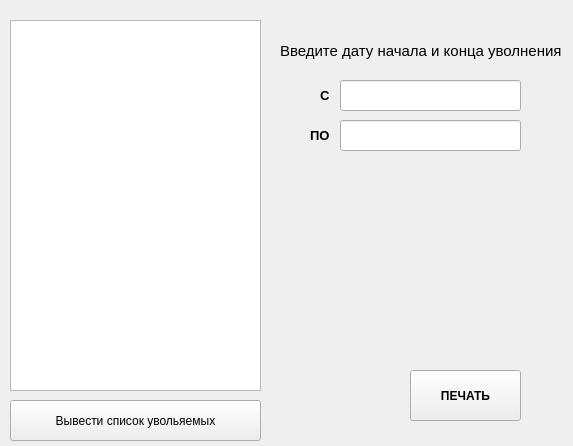
Qt form dialog.ui (dhdbd3uwh/information_technology) before a commit.
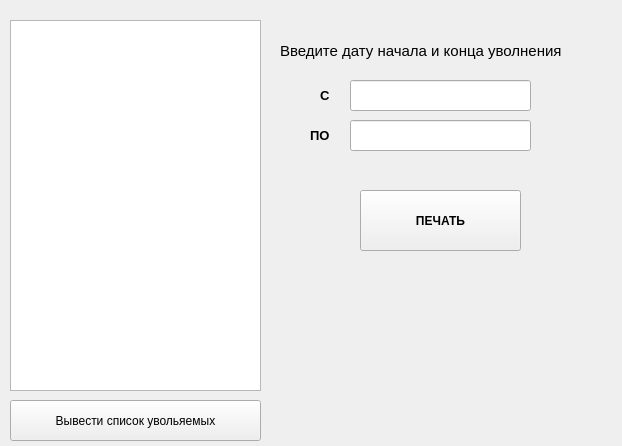
The same form after that commit.

Patch:
```diff
--- a/dialog.ui
+++ b/dialog.ui
@@ -6,10 +6,34 @@
    <rect>
     <x>0</x>
     <y>0</y>
-    <width>573</width>
+    <width>622</width>
     <height>446</height>
    </rect>
   </property>
+  <property name="sizePolicy">
+   <sizepolicy hsizetype="Maximum" vsizetype="Maximum">
+    <horstretch>0</horstretch>
+    <verstretch>0</verstretch>
+   </sizepolicy>
+  </property>
+  <property name="minimumSize">
+   <size>
+    <width>622</width>
+    <height>446</height>
+   </size>
+  </property>
+  <property name="maximumSize">
+   <size>
+    <width>622</width>
+    <height>446</height>
+   </size>
+  </property>
+  <property name="baseSize">
+   <size>
+    <width>622</width>
+    <height>446</height>
+   </size>
+  </property>
   <property name="windowTitle">
    <string>Печать</string>
   </property>
@@ -48,10 +72,10 @@
   <widget class="QPushButton" name="ButtonPrint">
    <property name="geometry">
     <rect>
-     <x>410</x>
-     <y>370</y>
-     <width>111</width>
-     <height>51</height>
+     <x>360</x>
+     <y>190</y>
+     <width>161</width>
+     <height>61</height>
     </rect>
    </property>
    <property name="font">
@@ -73,7 +97,7 @@
     <rect>
      <x>280</x>
      <y>30</y>
-     <width>281</width>
+     <width>341</width>
      <height>41</height>
     </rect>
    </property>
@@ -94,7 +118,7 @@
   <widget class="QLineEdit" name="lineEdit_start">
    <property name="geometry">
     <rect>
-     <x>340</x>
+     <x>350</x>
      <y>80</y>
      <width>181</width>
      <height>31</height>
@@ -104,7 +128,7 @@
   <widget class="QLineEdit" name="lineEdit_end">
    <property name="geometry">
     <rect>
-     <x>340</x>
+     <x>350</x>
      <y>120</y>
      <width>181</width>
      <height>31</height>
@@ -137,7 +161,7 @@
     <rect>
      <x>310</x>
      <y>120</y>
-     <width>20</width>
+     <width>31</width>
      <height>31</height>
     </rect>
    </property>
@@ -152,26 +176,14 @@
     <string>ПО</string>
    </property>
   </widget>
-  <widget class="QLabel" name="label_status">
-   <property name="geometry">
-    <rect>
-     <x>310</x>
-     <y>230</y>
-     <width>231</width>
-     <height>41</height>
-    </rect>
-   </property>
-   <property name="font">
-    <font>
-     <pointsize>10</pointsize>
-     <weight>75</weight>
-     <bold>true</bold>
-    </font>
-   </property>
-   <property name="text">
-    <string/>
-   </property>
-  </widget>
+  <zorder>ButtonAdd</zorder>
+  <zorder>listWidget</zorder>
+  <zorder>label</zorder>
+  <zorder>lineEdit_start</zorder>
+  <zorder>lineEdit_end</zorder>
+  <zorder>label_2</zorder>
+  <zorder>label_3</zorder>
+  <zorder>ButtonPrint</zorder>
  </widget>
  <resources>
   <include location="../../Downloads/1.qrc"/>
```
